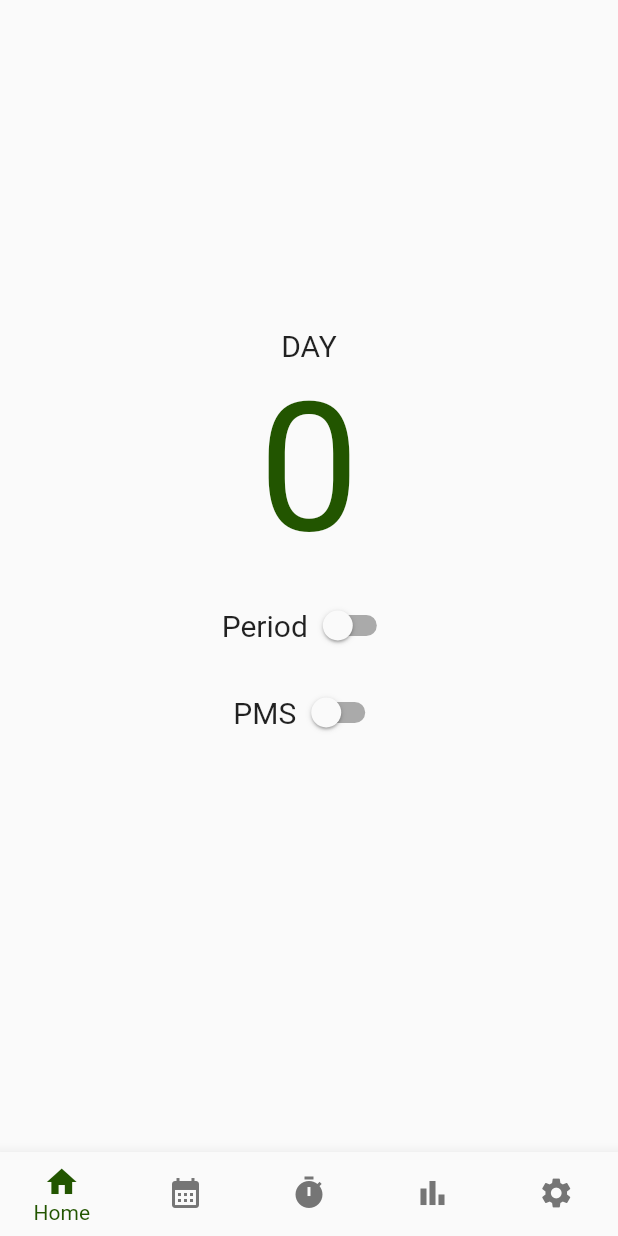
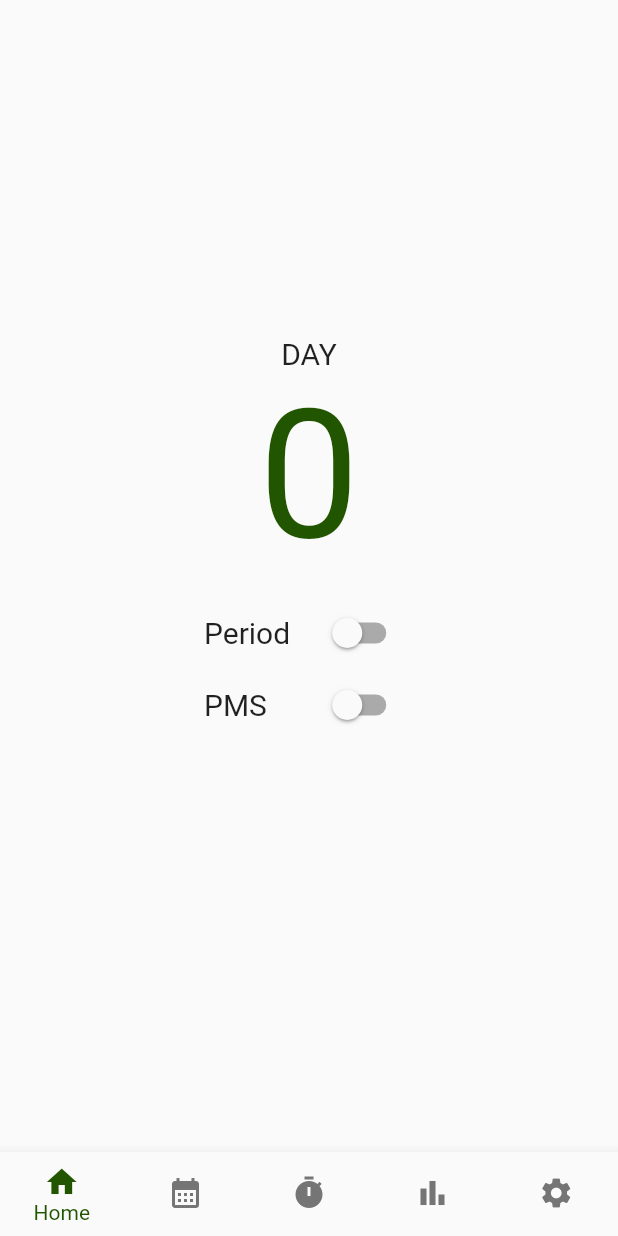
Before and after one commit to lakoliu/Tyd, a Flutter app: the screen it shows after launch, on a phone screen of 412 x 824 dp. Run offline on Flutter 3.47's test engine with Material 2 defaults, Android fonts, the phone set to English and light mode, and no system bars; our stand-ins replace calendar_timeline, file_picker, flutter_colorpicker, flutter_local_notifications, flutter_native_timezone, flutter_spinbox and 6 more; missing offline and left inert: filter_list, swatch_generator; accounts and stored records are empty.

Commit message:
Align switches on main page

```diff
--- a/lib/views/home_view.dart
+++ b/lib/views/home_view.dart
@@ -186,9 +186,12 @@ class _HomeViewState extends State<HomeView> {
               const SizedBox(
                 height: 10.0,
               ),
+              Table(
+                defaultColumnWidth: const FixedColumnWidth(70),
+                defaultVerticalAlignment: TableCellVerticalAlignment.middle,
+                children: [
                   if (!currDayData.pms) ...[
-                Row(
-                  mainAxisAlignment: MainAxisAlignment.center,
+                    TableRow(
                       children: [
                         const Text(
                           'Period',
@@ -213,12 +216,8 @@ class _HomeViewState extends State<HomeView> {
                       ],
                     ),
                   ],
-              if (!currDayData.period && !currDayData.pms) ...[
-                const SizedBox(height: 10.0,),
-              ],
                   if (!currDayData.period) ...[
-                Row(
-                  mainAxisAlignment: MainAxisAlignment.center,
+                    TableRow(
                       children: [
                         const Text(
                           'PMS',
@@ -242,6 +241,64 @@ class _HomeViewState extends State<HomeView> {
                       ],
                     ),
                   ],
+                ],
+              ),
+              // if (!currDayData.pms) ...[
+              //   Row(
+              //     mainAxisAlignment: MainAxisAlignment.center,
+              //     children: [
+              //       const Text(
+              //         'Period',
+              //         style: TextStyle(
+              //           fontSize: 20.0,
+              //         ),
+              //       ),
+              //       Switch(
+              //         activeColor: Theme.of(context).primaryColor,
+              //         value: currDayData.period,
+              //         onChanged: (bool value) {
+              //           setState(() {
+              //             currDayData.period = value;
+              //           });
+              //           updateDayData();
+              //           updateStats();
+              //           if (value) {
+              //             Navigator.pushReplacementNamed(context, 'historyView');
+              //           }
+              //         },
+              //       ),
+              //     ],
+              //   ),
+              // ],
+              // if (!currDayData.period && !currDayData.pms) ...[
+              //   const SizedBox(height: 10.0,),
+              // ],
+              // if (!currDayData.period) ...[
+              //   Row(
+              //     mainAxisAlignment: MainAxisAlignment.center,
+              //     children: [
+              //       const Text(
+              //         'PMS',
+              //         style: TextStyle(
+              //           fontSize: 20.0,
+              //         ),
+              //       ),
+              //       Switch(
+              //         activeColor: Theme.of(context).primaryColor,
+              //         value: currDayData.pms,
+              //         onChanged: (bool value) {
+              //           setState(() {
+              //             currDayData.pms = value;
+              //           });
+              //           updateDayData();
+              //           if (value) {
+              //             Navigator.pushReplacementNamed(context, 'historyView');
+              //           }
+              //         },
+              //       ),
+              //     ],
+              //   ),
+              // ],
               const SizedBox(
                 height: 50.0,
               ), // To push everything up a little.
--- a/pubspec.yaml
+++ b/pubspec.yaml
@@ -32,6 +32,7 @@ dependencies:
   share_plus: ^6.0.1
   cross_file: ^0.3.3+2
   path: ^1.8.2
+  auto_size_text: ^3.0.0
 
 dev_dependencies:
   flutter_test:
```
Also changed, not shown: pubspec.lock. Lines whose indentation alone changed are shown as unchanged.
